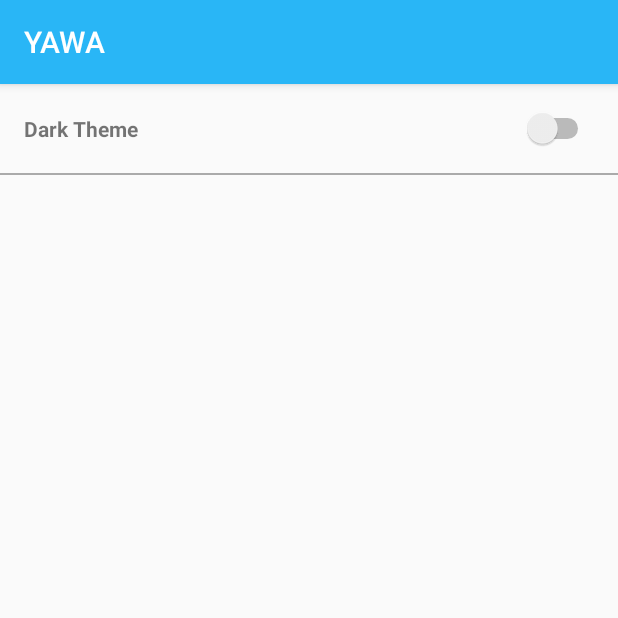
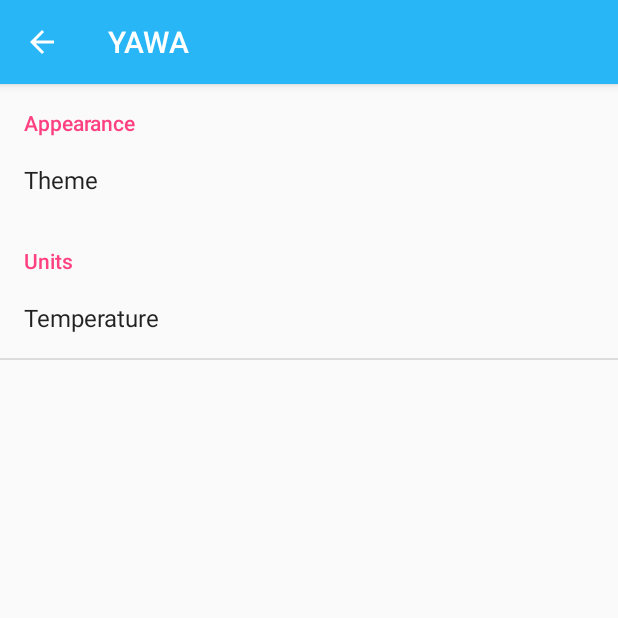
Before and after one commit to Mostafa-MA-Saleh/YAWA, an Android app: the screen it shows after launch (SettingsActivity), in the options menu, after a tap on "Settings", on a phone screen of 412 x 824 dp, the top half of it. Run offline under Robolectric (Android 15) with nearby library versions, the phone set to English and light mode, and no system bars; our stand-ins replace ButterKnife, Volley; network calls fail; 1 statement that could not run was skipped.

Commit message:
Updated settings activity

```diff
--- a/app/src/main/AndroidManifest.xml
+++ b/app/src/main/AndroidManifest.xml
@@ -1,16 +1,19 @@
 <?xml version="1.0" encoding="utf-8"?>
 <manifest xmlns:android="http://schemas.android.com/apk/res/android"
+    xmlns:tools="http://schemas.android.com/tools"
     package="com.gmail.mostafa.ma.saleh.yawa">
 
     <uses-permission android:name="android.permission.INTERNET" />
 
     <application
         android:allowBackup="true"
+        android:fullBackupContent="@xml/backup_descriptor"
         android:icon="@mipmap/ic_launcher"
         android:label="@string/app_name"
         android:roundIcon="@mipmap/ic_launcher"
         android:supportsRtl="true"
-        android:theme="@style/AppTheme">
+        android:theme="@style/AppTheme"
+        tools:ignore="GoogleAppIndexingWarning">
         <activity android:name=".activities.MainActivity">
             <intent-filter>
                 <action android:name="android.intent.action.MAIN" />
@@ -18,7 +21,9 @@
                 <category android:name="android.intent.category.LAUNCHER" />
             </intent-filter>
         </activity>
-        <activity android:name=".activities.SettingsActivity"></activity>
+        <activity
+            android:name=".activities.SettingsActivity"
+            android:parentActivityName=".activities.MainActivity" />
     </application>
 
 </manifest>
--- a/app/src/main/java/com/gmail/mostafa/ma/saleh/yawa/activities/MainActivity.java
+++ b/app/src/main/java/com/gmail/mostafa/ma/saleh/yawa/activities/MainActivity.java
@@ -1,7 +1,9 @@
 package com.gmail.mostafa.ma.saleh.yawa.activities;
 
 import android.content.Intent;
+import android.content.SharedPreferences;
 import android.os.Bundle;
+import android.preference.PreferenceManager;
 import android.support.v7.app.AppCompatActivity;
 import android.support.v7.widget.LinearLayoutManager;
 import android.support.v7.widget.RecyclerView;
@@ -33,21 +35,24 @@ import butterknife.ButterKnife;
 
 public class MainActivity extends AppCompatActivity {
 
+    public static int RC_SETTINGS = 22;
     @BindView(R.id.days_rv) RecyclerView rvDays;
     @BindView(R.id.tv_date) TextView tvDate;
     @BindView(R.id.tv_temp_max) TextView tvTempMax;
     @BindView(R.id.tv_temp_min) TextView tvTempMin;
     @BindView(R.id.tv_description) TextView tvDescription;
     @BindView(R.id.img_weather_icon) ImageView imgWeatherIcon;
-
+    private SharedPreferences preferences;
     private DaysRecyclerAdapter daysRecyclerAdapter;
 
     @Override
     protected void onCreate(Bundle savedInstanceState) {
         super.onCreate(savedInstanceState);
-        setTheme(Utility.getTheme(getSharedPreferences("configs", MODE_PRIVATE).getInt("theme", 0)));
+        preferences = PreferenceManager.getDefaultSharedPreferences(this);
+        setTheme(Utility.getTheme(Integer.parseInt(preferences.getString("theme", "0"))));
         setContentView(R.layout.activity_main);
         ButterKnife.bind(this);
+        assert getSupportActionBar() != null;
         getSupportActionBar().setDisplayShowHomeEnabled(true);
         getSupportActionBar().setLogo(R.mipmap.ic_launcher);
         getSupportActionBar().setDisplayUseLogoEnabled(true);
@@ -55,7 +60,12 @@ public class MainActivity extends AppCompatActivity {
         daysRecyclerAdapter = new DaysRecyclerAdapter(this, null);
         rvDays.setAdapter(daysRecyclerAdapter);
         rvDays.setLayoutManager(new LinearLayoutManager(this));
-        String requestURL = "http://api.openweathermap.org/data/2.5/forecast/daily?q=Alexandria,EG&units=metric&cnt=16&APPID=026ee82032707259db948706d2c48df2";
+        String requestURL =
+                "http://api.openweathermap.org/data/2.5/forecast/daily?q=" +
+                        "Alexandria,EG" +
+                        preferences.getString("temp_unit", "&units=metric") +
+                        "&cnt=16" +
+                        "&APPID=026ee82032707259db948706d2c48df2";
         JsonObjectRequest request = new JsonObjectRequest(requestURL, null,
                 new Response.Listener<JSONObject>() {
                     @Override
@@ -94,9 +104,18 @@ public class MainActivity extends AppCompatActivity {
     public boolean onOptionsItemSelected(MenuItem item) {
         switch (item.getItemId()) {
             case R.id.action_settings:
-                startActivity(new Intent(this, SettingsActivity.class));
+                startActivityForResult(new Intent(this, SettingsActivity.class), RC_SETTINGS);
                 break;
         }
         return super.onOptionsItemSelected(item);
     }
+
+    @Override
+    protected void onActivityResult(int requestCode, int resultCode, Intent data) {
+        super.onActivityResult(requestCode, resultCode, data);
+        if (requestCode == RC_SETTINGS && resultCode == RESULT_OK) {
+            startActivity(new Intent(this, MainActivity.class));
+            finish();
+        }
+    }
 }
--- a/app/src/main/java/com/gmail/mostafa/ma/saleh/yawa/activities/SettingsActivity.java
+++ b/app/src/main/java/com/gmail/mostafa/ma/saleh/yawa/activities/SettingsActivity.java
@@ -1,15 +1,45 @@
 package com.gmail.mostafa.ma.saleh.yawa.activities;
 
 import android.os.Bundle;
+import android.preference.PreferenceFragment;
+import android.preference.PreferenceManager;
 import android.support.v7.app.AppCompatActivity;
+import android.view.MenuItem;
 
 import com.gmail.mostafa.ma.saleh.yawa.R;
+import com.gmail.mostafa.ma.saleh.yawa.utilities.Utility;
 
 public class SettingsActivity extends AppCompatActivity {
 
     @Override
     protected void onCreate(Bundle savedInstanceState) {
         super.onCreate(savedInstanceState);
-        setContentView(R.layout.activity_settings);
+        setTheme(Utility.getTheme(Integer.parseInt(PreferenceManager.getDefaultSharedPreferences(this).getString("theme", "0"))));
+        getFragmentManager().beginTransaction().replace(android.R.id.content, new MyPreferenceFragment()).commit();
+    }
+
+    @Override
+    public boolean onOptionsItemSelected(MenuItem item) {
+        switch (item.getItemId()) {
+            case android.R.id.home:
+                onBackPressed();
+                return true;
+            default:
+                return super.onOptionsItemSelected(item);
+        }
+    }
+
+    @Override
+    public void onBackPressed() {
+        setResult(RESULT_OK);
+        super.onBackPressed();
+    }
+
+    public static class MyPreferenceFragment extends PreferenceFragment {
+        @Override
+        public void onCreate(Bundle savedInstanceState) {
+            super.onCreate(savedInstanceState);
+            addPreferencesFromResource(R.xml.preferences);
+        }
     }
 }
--- a/app/src/main/res/layout/activity_settings.xml
+++ /dev/null
@@ -1,39 +0,0 @@
-<?xml version="1.0" encoding="utf-8"?>
-<ScrollView xmlns:android="http://schemas.android.com/apk/res/android"
-    xmlns:tools="http://schemas.android.com/tools"
-    android:layout_width="match_parent"
-    android:layout_height="match_parent"
-    tools:context="com.gmail.mostafa.ma.saleh.yawa.activities.SettingsActivity">
-
-    <LinearLayout
-        android:layout_width="match_parent"
-        android:layout_height="wrap_content"
-        android:orientation="vertical">
-
-        <FrameLayout
-            android:layout_width="match_parent"
-            android:layout_height="wrap_content"
-            android:padding="16dp">
-
-            <TextView
-                android:layout_width="wrap_content"
-                android:layout_height="wrap_content"
-                android:layout_gravity="center_vertical"
-                android:text="Dark Theme"
-                android:textStyle="bold" />
-
-            <Switch
-                android:id="@+id/sw_dark_theme"
-                android:layout_width="wrap_content"
-                android:layout_height="wrap_content"
-                android:layout_gravity="end|center_vertical" />
-        </FrameLayout>
-
-        <View
-            android:layout_width="match_parent"
-            android:layout_height="1dp"
-            android:background="@android:color/darker_gray" />
-
-    </LinearLayout>
-
-</ScrollView>
--- /dev/null
+++ b/app/src/main/res/values/arrays.xml
@@ -0,0 +1,26 @@
+<?xml version="1.0" encoding="utf-8"?>
+<resources>
+
+    <string-array name="themes">
+        <item>Default</item>
+        <item>Dark</item>
+    </string-array>
+
+    <string-array name="themes_values">
+        <item>0</item>
+        <item>1</item>
+    </string-array>
+
+    <string-array name="temp_units">
+        <item>Celsius</item>
+        <item>Fahrenheit</item>
+        <item>Kelvin</item>
+    </string-array>
+
+    <string-array name="temp_units_values">
+        <item>&amp;units=metric</item>
+        <item>&amp;units=imperial</item>
+        <item />
+    </string-array>
+
+</resources>
--- a/app/src/main/res/values/strings.xml
+++ b/app/src/main/res/values/strings.xml
@@ -1,4 +1,8 @@
 <resources>
     <string name="app_name">YAWA</string>
     <string name="settings">Settings</string>
+    <string name="theme">Theme</string>
+
+    <string name="default_temp_unit">&amp;units=metric</string>
+    <string name="default_theme">0</string>
 </resources>
--- a/app/src/main/res/values/styles.xml
+++ b/app/src/main/res/values/styles.xml
@@ -7,10 +7,10 @@
         <item name="colorAccent">@color/colorAccent</item>
     </style>
 
-    <style name="AppThemeDark" parent="Theme.AppCompat.Light.DarkActionBar">
+    <style name="AppThemeDark" parent="Theme.AppCompat">
         <item name="colorPrimary">@color/colorDarkPrimary</item>
         <item name="colorPrimaryDark">@color/colorDarkPrimaryDark</item>
         <item name="colorAccent">@color/colorDarkAccent</item>
-        <item name="android:background">@android:color/darker_gray</item>
     </style>
+
 </resources>
--- /dev/null
+++ b/app/src/main/res/xml/backup_descriptor.xml
@@ -0,0 +1,4 @@
+<?xml version="1.0" encoding="utf-8"?>
+<full-backup-content>
+    <!-- Exclude specific shared preferences that contain GCM registration Id -->
+</full-backup-content>
--- /dev/null
+++ b/app/src/main/res/xml/preferences.xml
@@ -0,0 +1,22 @@
+<?xml version="1.0" encoding="utf-8"?>
+<PreferenceScreen xmlns:android="http://schemas.android.com/apk/res/android">
+
+    <PreferenceCategory android:title="Appearance">
+        <ListPreference
+            android:defaultValue="@string/default_theme"
+            android:entries="@array/themes"
+            android:entryValues="@array/themes_values"
+            android:key="theme"
+            android:title="@string/theme" />
+    </PreferenceCategory>
+
+    <PreferenceCategory android:title="Units">
+        <ListPreference
+            android:defaultValue="@string/default_temp_unit"
+            android:entries="@array/temp_units"
+            android:entryValues="@array/temp_units_values"
+            android:key="temp_unit"
+            android:title="Temperature" />
+    </PreferenceCategory>
+
+</PreferenceScreen>
```
